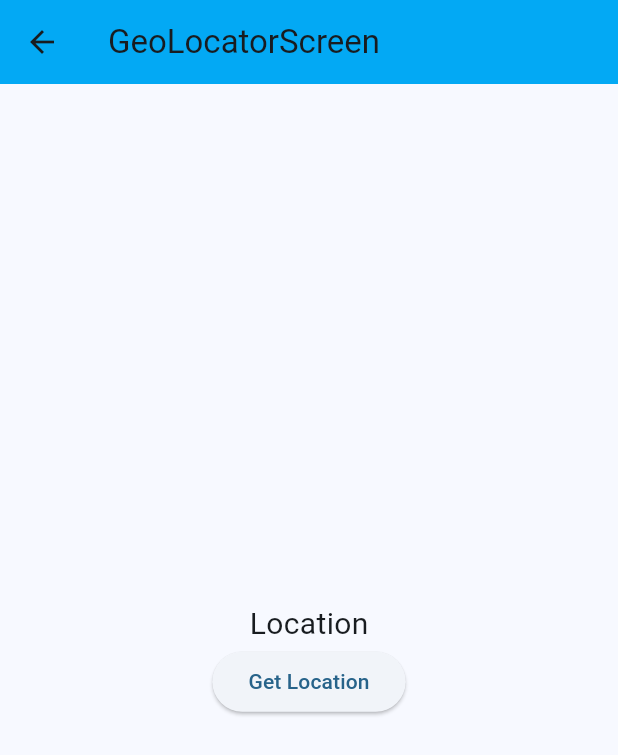
After one commit to FAHIMSHAKIL102/flutter_akshit_practice, a Flutter app: the GeoLocatorScreen screen opened directly, after a tap on "Get Location", on a phone screen of 412 x 824 dp. The commit adds this screen. Shown: the top 755 px of the screen. Run offline on Flutter 3.47's test engine with Material 3 defaults, Android fonts, the phone set to English and light mode, and no system bars; our stand-ins replace animated_text_kit, cached_network_image, fluttertoast, geolocator, image_picker.

Commit message:
add_geolocator

```diff
--- /dev/null
+++ b/lib/geo_locator_screen.dart
@@ -0,0 +1,60 @@
+import 'package:flutter/material.dart';
+import 'package:fluttertoast/fluttertoast.dart';
+import 'package:geolocator/geolocator.dart';
+
+class GeoLocatorScreen extends StatefulWidget {
+  const GeoLocatorScreen({super.key});
+
+  @override
+  State<GeoLocatorScreen> createState() => _GeoLocatorScreenState();
+}
+
+class _GeoLocatorScreenState extends State<GeoLocatorScreen> {
+  Position? position;
+  fetchposition() async {
+    bool serviceEnabled;
+    LocationPermission permission;
+    serviceEnabled = await Geolocator.isLocationServiceEnabled();
+    if (!serviceEnabled) {
+      Fluttertoast.showToast(msg: 'Location Service is disabled');
+    }
+    permission = await Geolocator.checkPermission();
+    if (permission == LocationPermission.denied) {
+      permission = await Geolocator.requestPermission();
+      if (permission == LocationPermission.denied) {
+        Fluttertoast.showToast(msg: 'You denied the permission');
+      }
+    }
+    if (permission == LocationPermission.deniedForever) {
+      Fluttertoast.showToast(msg: ' You denied the permission forever');
+    }
+    Position currentPosition = await Geolocator.getCurrentPosition();
+    setState(() {
+      position = currentPosition;
+    });
+  }
+
+  @override
+  Widget build(BuildContext context) {
+    return Scaffold(
+      appBar: AppBar(title: Text('GeoLocatorScreen')),
+      body: Center(
+        child: Column(
+          mainAxisAlignment: .center,
+          children: [
+            Text(
+              position == null ? 'Location' : position.toString(),
+              style: TextStyle(fontSize: 20),
+            ),
+            ElevatedButton(
+              onPressed: () {
+                fetchposition();
+              },
+              child: Text('Get Location'),
+            ),
+          ],
+        ),
+      ),
+    );
+  }
+}
--- a/lib/home_screen.dart
+++ b/lib/home_screen.dart
@@ -8,6 +8,7 @@ import 'package:flutter_akshit_practice/dismissible_screen.dart';
 import 'package:flutter_akshit_practice/drawer_widget_screen.dart';
 import 'package:flutter_akshit_practice/drop_down_screen.dart';
 import 'package:flutter_akshit_practice/form_screen.dart';
+import 'package:flutter_akshit_practice/geo_locator_screen.dart';
 import 'package:flutter_akshit_practice/image_picker_screen.dart';
 import 'package:flutter_akshit_practice/snackbar_screen.dart';
 import 'package:flutter_akshit_practice/stack_screen.dart';
@@ -175,6 +176,17 @@ class HomeScreen extends StatelessWidget {
               child: Text('ImagePickerScreen', style: TextStyle(fontSize: 20)),
             ),
           ),
+          Center(
+            child: ElevatedButton(
+              onPressed: () {
+                Navigator.push(
+                  context,
+                  MaterialPageRoute(builder: (context) => GeoLocatorScreen()),
+                );
+              },
+              child: Text('GeoLocatorScreen', style: TextStyle(fontSize: 20)),
+            ),
+          ),
         ],
       ),
     );
--- a/pubspec.yaml
+++ b/pubspec.yaml
@@ -37,6 +37,8 @@ dependencies:
   cached_network_image: ^3.4.1
   animated_text_kit: ^4.3.0
   image_picker: ^1.2.1
+  geolocator: ^14.0.2
+  fluttertoast: ^9.0.0
 
 dev_dependencies:
   flutter_test:
```
Also changed, not shown: pubspec.lock, 2 other files.
